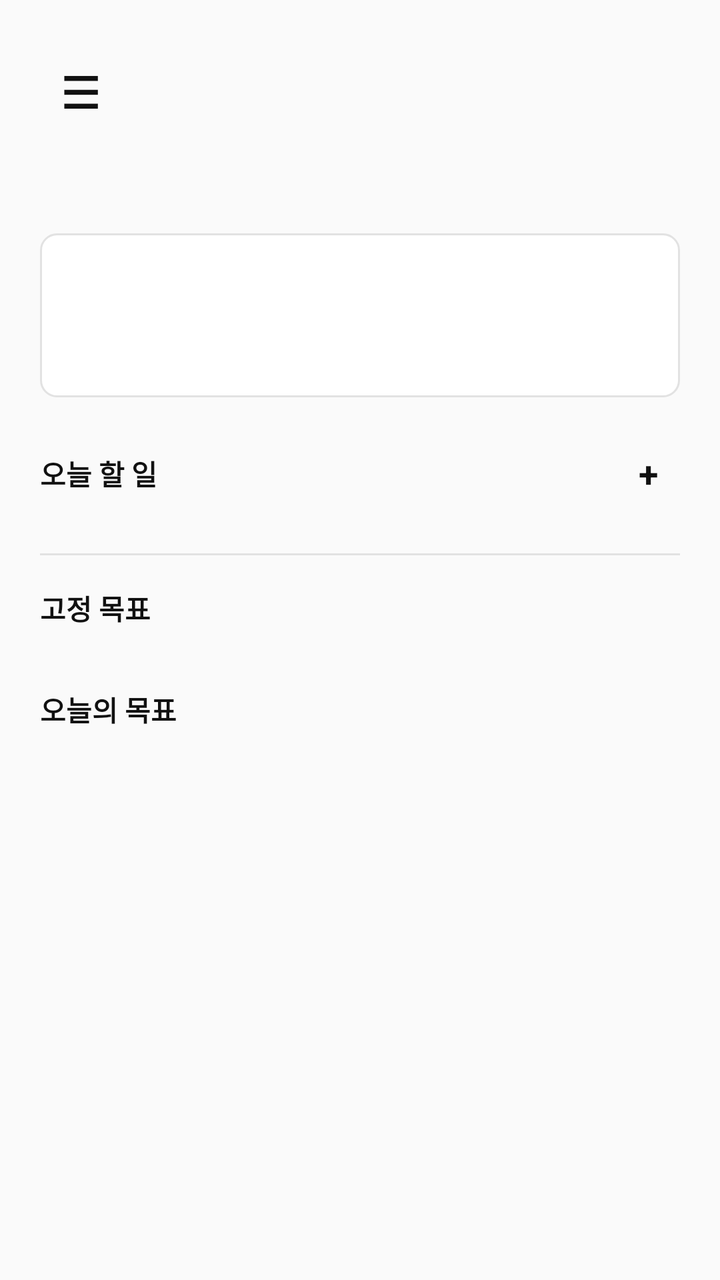
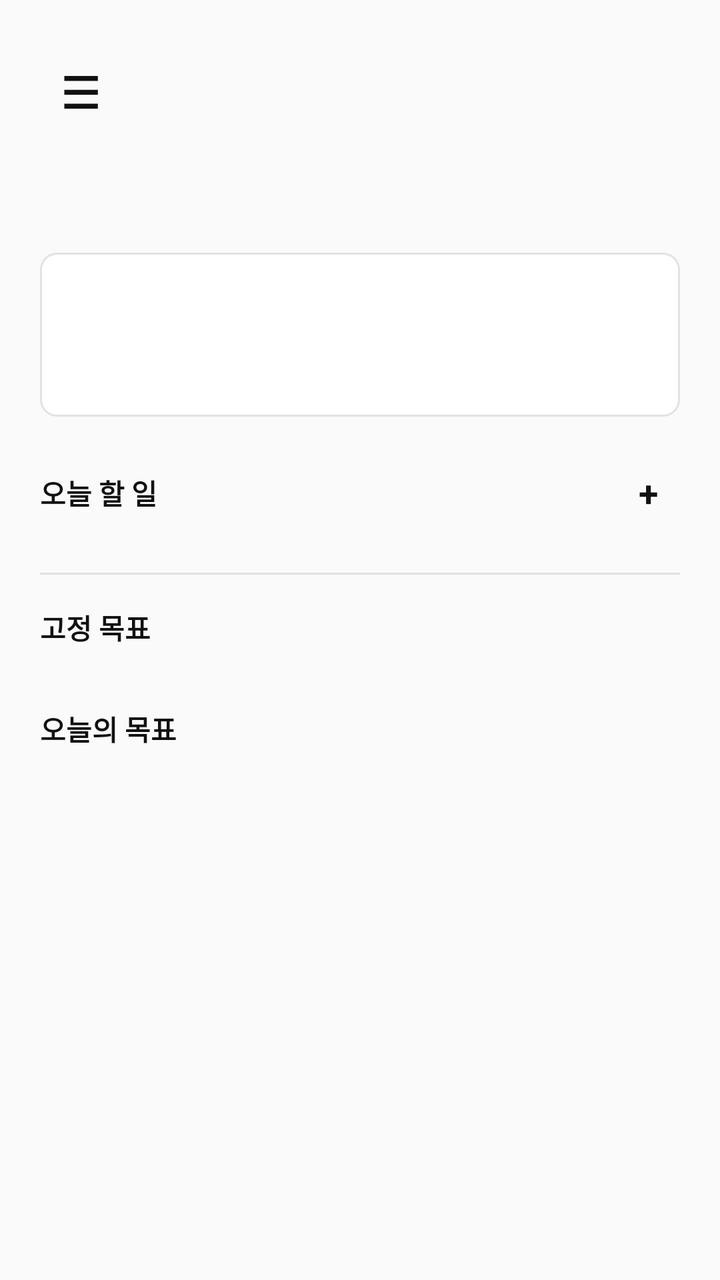

Compare the two renders of this Android layout. The source of the first and the diff that turns it into the second are given below.
<!-- AndroidManifest.xml: application theme Theme.TrailNote -->
<!-- res/layout/fragment_home.xml -->
<?xml version="1.0" encoding="utf-8"?>
<FrameLayout xmlns:android="http://schemas.android.com/apk/res/android"
    android:layout_width="match_parent"
    android:layout_height="match_parent"
    android:background="@drawable/bg_screen">

    <ScrollView
        android:layout_width="match_parent"
        android:layout_height="match_parent"
        android:fillViewport="true">

        <LinearLayout
            android:layout_width="match_parent"
            android:layout_height="wrap_content"
            android:orientation="vertical"
            android:padding="@dimen/screen_padding"
            android:paddingBottom="84dp">

        <include layout="@layout/view_screen_header" />

        <TextView
            android:id="@+id/dateText"
            style="@style/TrailText.Meta"
            android:layout_width="wrap_content"
            android:layout_height="wrap_content"
            android:layout_marginTop="12dp"
            android:textStyle="bold" />

        <LinearLayout
            android:layout_width="match_parent"
            android:layout_height="82dp"
            android:layout_marginTop="18dp"
            android:background="@drawable/bg_card"
            android:gravity="center"
            android:orientation="horizontal"
            android:padding="8dp">

            <include android:id="@+id/statOne" layout="@layout/item_stat_card" />
            <include android:id="@+id/statTwo" layout="@layout/item_stat_card" />
            <include android:id="@+id/statThree" layout="@layout/item_stat_card" />
        </LinearLayout>

        <LinearLayout
            android:layout_width="match_parent"
            android:layout_height="wrap_content"
            android:layout_marginTop="@dimen/section_gap"
            android:gravity="center_vertical"
            android:orientation="horizontal">

            <TextView
                style="@style/TrailText.Section"
                android:layout_width="0dp"
                android:layout_height="wrap_content"
                android:layout_weight="1"
                android:text="오늘 할 일" />

            <TextView
                android:id="@+id/todayWorkAddButton"
                android:layout_width="32dp"
                android:layout_height="32dp"
                android:gravity="center"
                android:text="+"
                android:textColor="@color/trail_ink"
                android:textSize="18sp"
                android:textStyle="bold" />
        </LinearLayout>

        <androidx.recyclerview.widget.RecyclerView
            android:id="@+id/todayWorkList"
            android:layout_width="match_parent"
            android:layout_height="wrap_content"
            android:layout_marginTop="8dp"
            android:nestedScrollingEnabled="false" />

        <View
            android:layout_width="match_parent"
            android:layout_height="1dp"
            android:layout_marginVertical="16dp"
            android:background="@color/trail_line" />

        <TextView
            style="@style/TrailText.Section"
            android:layout_width="match_parent"
            android:layout_height="wrap_content"
            android:text="고정 목표" />

        <androidx.recyclerview.widget.RecyclerView
            android:id="@+id/fixedGoalList"
            android:layout_width="match_parent"
            android:layout_height="wrap_content"
            android:layout_marginTop="8dp"
            android:nestedScrollingEnabled="false" />

        <TextView
            style="@style/TrailText.Section"
            android:layout_width="match_parent"
            android:layout_height="wrap_content"
            android:layout_marginTop="@dimen/section_gap"
            android:text="오늘의 목표" />

        <androidx.recyclerview.widget.RecyclerView
            android:id="@+id/todayGoalList"
            android:layout_width="match_parent"
            android:layout_height="wrap_content"
            android:layout_marginTop="8dp"
            android:nestedScrollingEnabled="false" />
        </LinearLayout>
    </ScrollView>

    <include
        android:id="@+id/todayWorkQuickAdd"
        layout="@layout/view_bottom_quick_add" />
</FrameLayout>
<!-- res/layout/view_screen_header.xml (included above) -->
<?xml version="1.0" encoding="utf-8"?>
<LinearLayout xmlns:android="http://schemas.android.com/apk/res/android"
    android:layout_width="match_parent"
    android:layout_height="52dp"
    android:gravity="center_vertical"
    android:orientation="horizontal">

    <TextView
        android:id="@+id/menuText"
        android:layout_width="40dp"
        android:layout_height="40dp"
        android:gravity="center"
        android:text="☰"
        android:textColor="@color/trail_ink"
        android:textSize="22sp"
        android:textStyle="bold" />

    <TextView
        android:id="@+id/headerTitle"
        android:layout_width="0dp"
        android:layout_height="wrap_content"
        android:layout_weight="1"
        android:gravity="center"
        android:textColor="@color/trail_ink"
        android:textSize="16sp"
        android:textStyle="bold" />

    <TextView
        android:id="@+id/headerAction"
        android:layout_width="40dp"
        android:layout_height="40dp"
        android:gravity="center"
        android:textColor="@color/trail_ink"
        android:textSize="19sp"
        android:textStyle="bold" />

    <TextView
        android:id="@+id/headerMore"
        android:layout_width="40dp"
        android:layout_height="40dp"
        android:gravity="center"
        android:text="&#183;&#183;&#183;"
        android:textColor="@color/trail_ink"
        android:textSize="19sp"
        android:textStyle="bold"
        android:visibility="gone" />
</LinearLayout>
<!-- res/layout/item_stat_card.xml (included above) -->
<?xml version="1.0" encoding="utf-8"?>
<LinearLayout xmlns:android="http://schemas.android.com/apk/res/android"
    android:layout_width="0dp"
    android:layout_height="match_parent"
    android:layout_weight="1"
    android:gravity="center"
    android:orientation="vertical">

    <TextView
        android:id="@+id/iconText"
        android:layout_width="22dp"
        android:layout_height="18dp"
        android:gravity="center"
        android:textColor="@color/trail_blue"
        android:textSize="13sp" />

    <TextView
        android:id="@+id/titleText"
        android:layout_width="wrap_content"
        android:layout_height="wrap_content"
        android:layout_marginTop="3dp"
        android:gravity="center"
        android:textColor="@color/trail_text_secondary"
        android:textSize="10sp" />

    <TextView
        android:id="@+id/valueText"
        android:layout_width="wrap_content"
        android:layout_height="wrap_content"
        android:layout_marginTop="3dp"
        android:textColor="@color/trail_ink"
        android:textSize="15sp"
        android:textStyle="bold" />
</LinearLayout>
<!-- res/layout/view_bottom_quick_add.xml (included above) -->
<?xml version="1.0" encoding="utf-8"?>
<LinearLayout xmlns:android="http://schemas.android.com/apk/res/android"
    android:layout_width="match_parent"
    android:layout_height="wrap_content"
    android:layout_gravity="bottom"
    android:layout_marginStart="20dp"
    android:layout_marginEnd="20dp"
    android:layout_marginBottom="12dp"
    android:gravity="center_vertical"
    android:orientation="horizontal"
    android:visibility="gone">

    <EditText
        android:id="@+id/quickAddEditText"
        android:layout_width="0dp"
        android:layout_height="48dp"
        android:layout_weight="1"
        android:background="@drawable/bg_input_rounded"
        android:imeOptions="actionDone"
        android:inputType="text"
        android:singleLine="true"
        android:textColor="@color/trail_ink"
        android:textColorHint="@color/trail_text_secondary"
        android:textSize="14sp" />

    <TextView
        android:id="@+id/quickAddConfirmButton"
        android:layout_width="48dp"
        android:layout_height="48dp"
        android:layout_marginStart="10dp"
        android:background="@drawable/bg_fab"
        android:gravity="center"
        android:text="✓"
        android:textColor="@color/white"
        android:textSize="24sp"
        android:textStyle="bold" />
</LinearLayout>
<!-- resources referenced by this layout -->
<resources>
  <color name="trail_blue">#FF7B61FF</color>
  <color name="trail_ink">#FF111111</color>
  <color name="trail_line">#FFE2E2E2</color>
  <color name="trail_text_secondary">#FF555555</color>
  <color name="white">#FFFFFFFF</color>
  <dimen name="screen_padding">20dp</dimen>
  <dimen name="section_gap">22dp</dimen>
  <!-- drawable bg_card (drawable) -->
  <?xml version="1.0" encoding="utf-8"?>
  <shape xmlns:android="http://schemas.android.com/apk/res/android">
      <solid android:color="@color/white" />
      <stroke android:width="1dp" android:color="@color/trail_line" />
      <corners android:radius="@dimen/card_radius" />
  </shape>
  <!-- drawable bg_fab (drawable) -->
  <?xml version="1.0" encoding="utf-8"?>
  <shape xmlns:android="http://schemas.android.com/apk/res/android" android:shape="oval">
      <solid android:color="@color/trail_ink" />
  </shape>
  <!-- drawable bg_input_rounded (drawable) -->
  <?xml version="1.0" encoding="utf-8"?>
  <shape xmlns:android="http://schemas.android.com/apk/res/android">
      <solid android:color="@color/white" />
      <stroke android:width="1dp" android:color="@color/trail_line" />
      <corners android:radius="22dp" />
      <padding android:left="16dp" android:top="11dp" android:right="16dp" android:bottom="11dp" />
  </shape>
  <!-- drawable bg_screen (drawable) -->
  <?xml version="1.0" encoding="utf-8"?>
  <shape xmlns:android="http://schemas.android.com/apk/res/android">
      <solid android:color="@color/trail_bg" />
  </shape>
  <style name="TrailText.Meta" parent="TrailText.Base">
          <item name="android:textColor">@color/trail_muted</item>
          <item name="android:textSize">11sp</item>
      </style>
  <style name="TrailText.Section" parent="TrailText.Base">
          <item name="android:textColor">@color/trail_ink</item>
          <item name="android:textSize">14sp</item>
          <item name="android:textStyle">bold</item>
      </style>
  <style name="Theme.TrailNote" parent="Theme.MaterialComponents.DayNight.NoActionBar">
          <item name="colorPrimary">@color/trail_ink</item>
          <item name="colorPrimaryVariant">@color/trail_ink</item>
          <item name="colorSecondary">@color/trail_ink</item>
          <item name="android:fontFamily">sans-serif</item>
          <item name="android:windowLightStatusBar">true</item>
          <item name="android:statusBarColor">@color/trail_bg</item>
          <item name="android:navigationBarColor">@color/white</item>
      </style>
  <dimen name="card_radius">8dp</dimen>
  <color name="trail_bg">#FFFAFAFA</color>
  <style name="TrailText.Base">
          <item name="android:fontFamily">sans-serif</item>
      </style>
  <color name="trail_muted">#FF8A8A8A</color>
</resources>

<!-- the commit's change to res/layout/fragment_home.xml (unified diff, before → after) -->
@@ -24,6 +24,8 @@
             android:layout_width="wrap_content"
             android:layout_height="wrap_content"
             android:layout_marginTop="12dp"
+            android:textColor="#000000"
+            android:textSize="18sp"
             android:textStyle="bold" />
 
         <LinearLayout
